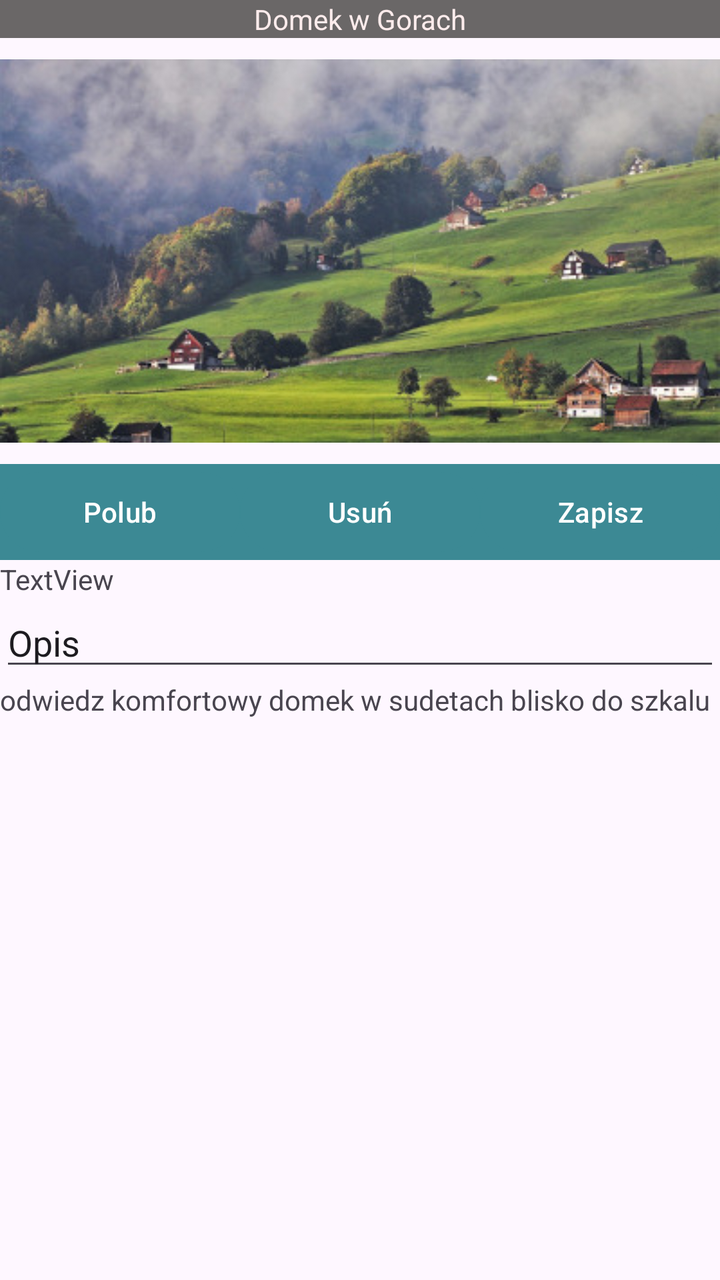
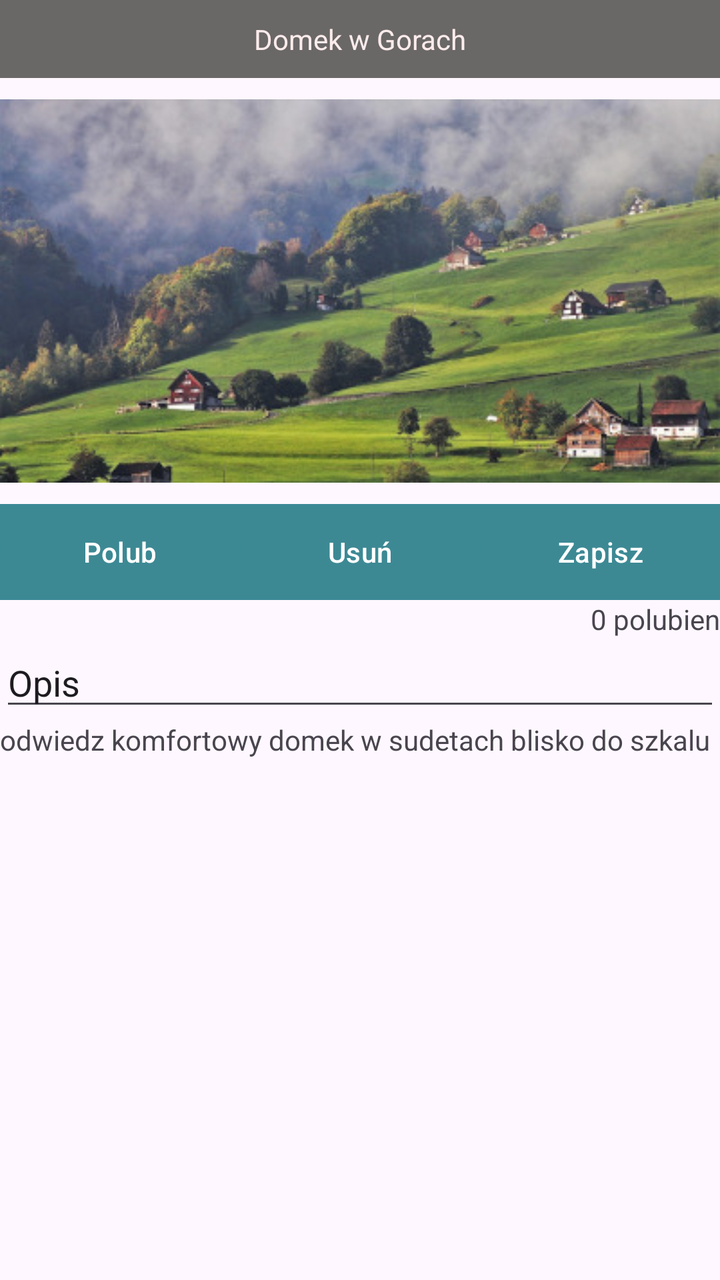

The first picture is an Android layout as it rendered before a commit; the second is the same layout after the commit. The layout source and the unified diff follow.
<!-- AndroidManifest.xml: application theme Theme.Domekwgorach -->
<!-- res/layout/activity_main.xml -->
<?xml version="1.0" encoding="utf-8"?>
<LinearLayout xmlns:android="http://schemas.android.com/apk/res/android"
    xmlns:app="http://schemas.android.com/apk/res-auto"
    xmlns:tools="http://schemas.android.com/tools"
    android:id="@+id/main"
    android:layout_width="match_parent"
    android:layout_height="match_parent"
    android:orientation="vertical"
    tools:context=".MainActivity">

    <TextView
        android:layout_width="match_parent"
        android:layout_height="wrap_content"
        android:background="#6A6767"
        android:textColor="#FDECEC"
        android:gravity="center"
        android:text="Domek w Gorach" />

    <ImageView
        android:id="@+id/imageView"
        android:layout_width="match_parent"
        android:layout_height="wrap_content"
        app:srcCompat="@drawable/obraz" />

    <LinearLayout
        android:layout_width="match_parent"
        android:layout_height="wrap_content"
        android:background="#3C8994"
        android:orientation="horizontal">

        <Button
            android:id="@+id/button"
            android:layout_width="match_parent"
            android:layout_height="wrap_content"
            android:layout_weight="1"
            android:backgroundTint="#3C8994"

            android:text="Polub" />

        <Button
            android:id="@+id/button2"
            android:layout_width="match_parent"
            android:layout_height="wrap_content"
            android:layout_weight="1"
            android:backgroundTint="#3C8994"
            android:text="Usuń" />


        <Button
            android:id="@+id/button3"
            android:layout_width="match_parent"
            android:layout_height="wrap_content"
            android:layout_weight="1"
            android:backgroundTint="#3C8994"

            android:text="Zapisz" />


    </LinearLayout>

    <TextView
        android:id="@+id/textView4"
        android:layout_width="match_parent"
        android:layout_height="wrap_content"
        android:text="TextView" />
    <EditText
        android:id="@+id/editTextText4"
        android:layout_width="match_parent"
        android:layout_height="wrap_content"
        android:ems="10"
        android:inputType="text"
        android:text="Opis" />

    <TextView
        android:id="@+id/textView3"
        android:layout_width="match_parent"
        android:layout_height="wrap_content"
        android:text="odwiedz komfortowy domek w sudetach blisko do szkalu" />


</LinearLayout>
<!-- resources referenced by this layout -->
<resources>
  <!-- drawable obraz: jpg bitmap (drawable, 46858 bytes) -->
  <style name="Theme.Domekwgorach" parent="Base.Theme.Domekwgorach" />
  <style name="Base.Theme.Domekwgorach" parent="Theme.Material3.DayNight.NoActionBar">
          
          
      </style>
</resources>

<!-- the commit's change to res/layout/activity_main.xml (unified diff, before → after) -->
@@ -12,9 +12,10 @@
         android:layout_width="match_parent"
         android:layout_height="wrap_content"
         android:background="#6A6767"
-        android:textColor="#FDECEC"
         android:gravity="center"
-        android:text="Domek w Gorach" />
+        android:padding="10dp"
+        android:text="Domek w Gorach"
+        android:textColor="#FDECEC" />
 
     <ImageView
         android:id="@+id/imageView"
@@ -59,10 +60,12 @@
     </LinearLayout>
 
     <TextView
-        android:id="@+id/textView4"
-        android:layout_width="match_parent"
+        android:id="@+id/textviewPunkty"
+        android:layout_width="wrap_content"
         android:layout_height="wrap_content"
-        android:text="TextView" />
+        android:layout_gravity="end"
+        android:text="0 polubien" />
+
     <EditText
         android:id="@+id/editTextText4"
         android:layout_width="match_parent"
